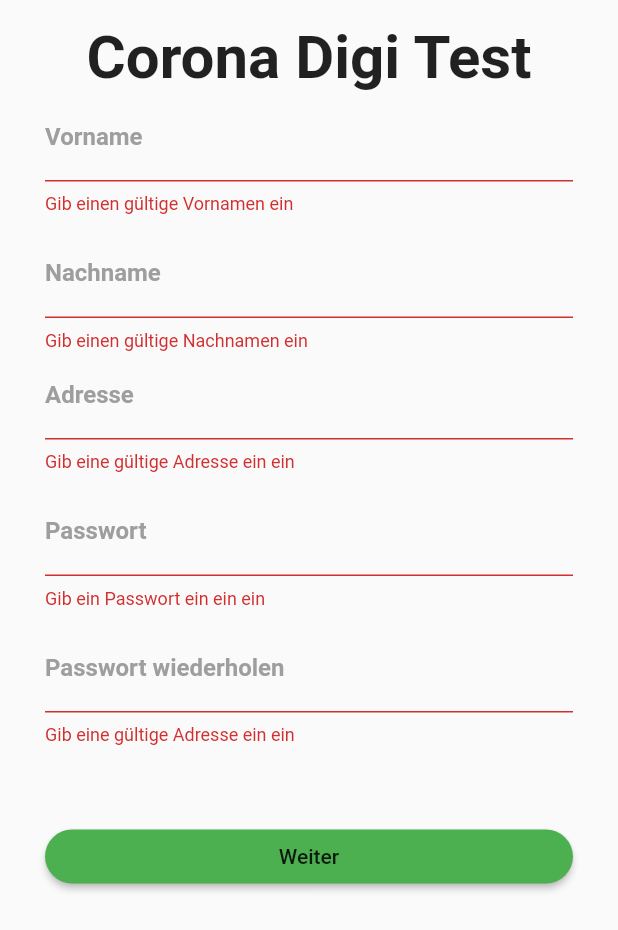
After one commit to Hasaninho/DigiCoronaTest, a Flutter app: the SignupPage screen opened directly, after a tap on "Weiter", on a phone screen of 412 x 824 dp. The commit adds this screen. Shown: the top 930 px of the screen. Run offline on Flutter 3.47's test engine with Material 2 defaults, Android fonts, the phone set to English and light mode, and no system bars; our stand-ins replace fluttertoast, shared_preferences; missing offline and left inert: qrscan; accounts and stored records are empty; Roboto replaces fonts that are missing (Montserrat).

Commit message:
release for submissions.

```diff
--- /dev/null
+++ b/frontend/lib/pages/signuppage.dart
@@ -0,0 +1,150 @@
+import 'dart:convert';
+
+import 'package:digicoronatest/api/connectionhelper.dart';
+import 'package:digicoronatest/pages/symptomspage.dart';
+import 'package:flutter/cupertino.dart';
+import 'package:flutter/material.dart';
+import 'package:fluttertoast/fluttertoast.dart';
+import 'package:shared_preferences/shared_preferences.dart';
+
+class SignupPage extends StatefulWidget {
+  @override
+  _SignupPageState createState() => _SignupPageState();
+}
+
+class _SignupPageState extends State<SignupPage> {
+  Map<String, dynamic> _formData = Map();
+  final TextEditingController pw2controller = TextEditingController();
+  final TextEditingController pwcontroller = TextEditingController(text: "");
+  final GlobalKey<FormState> _formKey = GlobalKey<FormState>();
+  bool loading = false;
+  @override
+  Widget build(BuildContext context) {
+    return new Scaffold(
+        resizeToAvoidBottomPadding: true,
+        body: SafeArea(
+          child: Container(
+            padding: EdgeInsets.fromLTRB(30.0, 15.0, 30.0, 0.0),
+            child: Form(
+                key: _formKey,
+                child: ListView(
+                  children: <Widget>[
+                    Container(
+                      child: Container(
+                        child: Text(
+                          'Corona Digi Test',
+                          textAlign: TextAlign.center,
+                          style: TextStyle(
+                              fontSize: 40.0, fontWeight: FontWeight.bold),
+                        ),
+                      ),
+                    ),
+                    TextFormField(
+                        decoration: buildInputDecoration("Vorname"),
+                        validator: (String value) {
+                          if (value.isEmpty) {
+                            return 'Gib einen gültige Vornamen ein';
+                          }
+                        },
+                        onSaved: (String value) {
+                          _formData['firstname'] = value;
+                        }),
+                    SizedBox(height: 10.0),
+                    TextFormField(
+                        decoration: buildInputDecoration("Nachname"),
+                        validator: (String value) {
+                          if (value.isEmpty) {
+                            return 'Gib einen gültige Nachnamen ein';
+                          }
+                        },
+                        onSaved: (String value) {
+                          _formData['lastname'] = value;
+                        }),
+                    TextFormField(
+                        decoration: buildInputDecoration("Adresse"),
+                        validator: (String value) {
+                          if (value.isEmpty) {
+                            return 'Gib eine gültige Adresse ein ein';
+                          }
+                        },
+                        onSaved: (String value) {
+                          _formData['adress'] = value;
+                        }),
+                    SizedBox(height: 10.0),
+                    TextFormField(
+                      decoration: buildInputDecoration("Passwort"),
+                      controller: pwcontroller,
+                      obscureText: true,
+                      validator: (String value) {
+                        if (value.isEmpty) {
+                          return 'Gib ein Passwort ein ein ein';
+                        }
+                        if (pw2controller.text != pwcontroller.text) {
+                          return 'Passwörter stimme nicht überein';
+                        }
+                      },
+                      onSaved: (String value) {
+                        _formData['password'] = value;
+                      },
+                    ),
+                    SizedBox(height: 10.0),
+                    TextFormField(
+                      decoration: buildInputDecoration("Passwort wiederholen"),
+                      controller: pw2controller,
+                      obscureText: true,
+                      validator: (String value) {
+                        if (value.isEmpty) {
+                          return 'Gib eine gültige Adresse ein ein';
+                        }
+                        if (pw2controller.text != pwcontroller.text) {
+                          return 'Passwörter stimme nicht überein';
+                        }
+                      },
+                    ),
+                    SizedBox(height: 50.0),
+                    SizedBox(
+                      height: MediaQuery.of(context).viewInsets.bottom,
+                    ),
+                    MaterialButton(
+                      shape: RoundedRectangleBorder(
+                        borderRadius: new BorderRadius.circular(18.0),
+                      ),
+                      color: Colors.green,
+                      child: Text("Weiter"),
+                      onPressed: () {
+                        if (!_formKey.currentState.validate()) {
+                          print("net ok");
+                          return;
+                        }
+                        _formKey.currentState.save();
+                        print("Data:");
+                        print(_formData);
+                        Navigator.push(
+                            context,
+                            MaterialPageRoute(
+                                builder: (context) => Symptomspage(_formData)));
+                      },
+                    )
+                  ],
+                )),
+          ),
+        ));
+  }
+
+  InputDecoration buildInputDecoration(String text) {
+    return InputDecoration(
+        labelText: text,
+        labelStyle: TextStyle(
+            fontFamily: 'Montserrat',
+            fontWeight: FontWeight.bold,
+            color: Colors.grey),
+        focusedBorder:
+            UnderlineInputBorder(borderSide: BorderSide(color: Colors.green)));
+  }
+
+  void savetoShared(String key, String value) async {
+    final prefs = await SharedPreferences.getInstance();
+    prefs.setString(key, value);
+    print('saved $key and $value');
+  }
+}
--- a/frontend/lib/pages/symptomspage.dart
+++ b/frontend/lib/pages/symptomspage.dart
@@ -43,7 +43,7 @@ class _SymptomspageState extends State<Symptomspage> {
           title: Text("Nun noch Symptome eintragen"),
         ),
         body: ListView(
-          padding: EdgeInsets.symmetric(horizontal: 50.0),
+          padding: EdgeInsets.symmetric(horizontal: 20.0),
           children: <Widget>[
             Janeinfragewidget(
                 booleanfactors, "halsschmerzen", "Haben Sie Halsschmerzen?"),
```
Also changed, not shown: frontend/lib/main.dart (+34 -4 lines), frontend/lib/pages/arzthomepage.dart (added, +88 -0 lines), frontend/lib/splashscreen.dart (added, +45 -0 lines).
